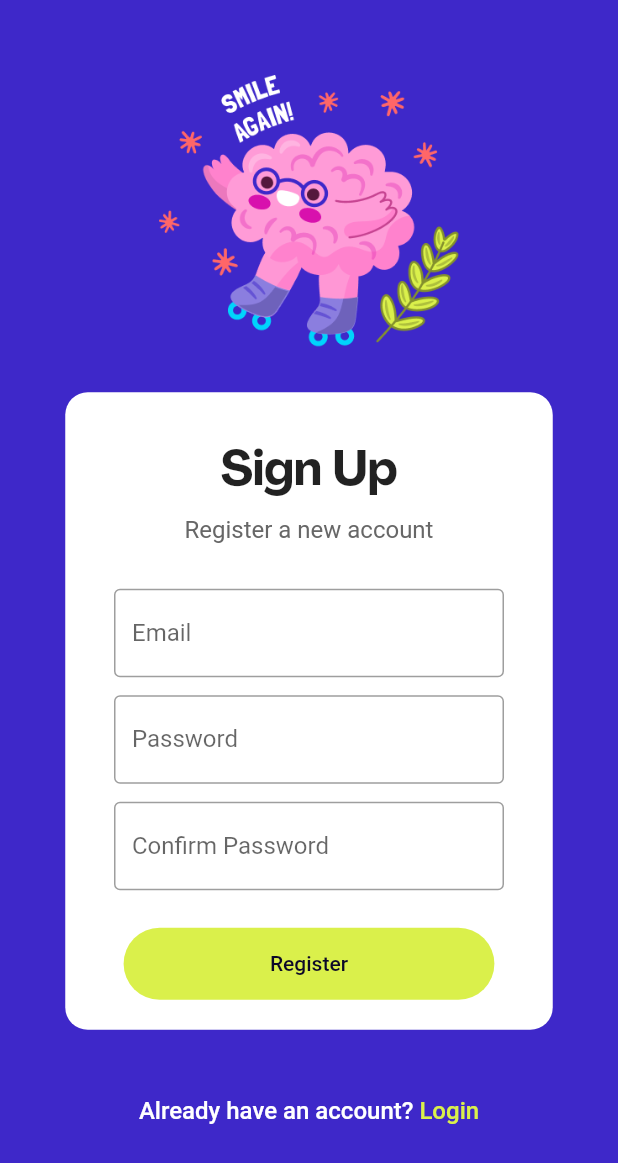
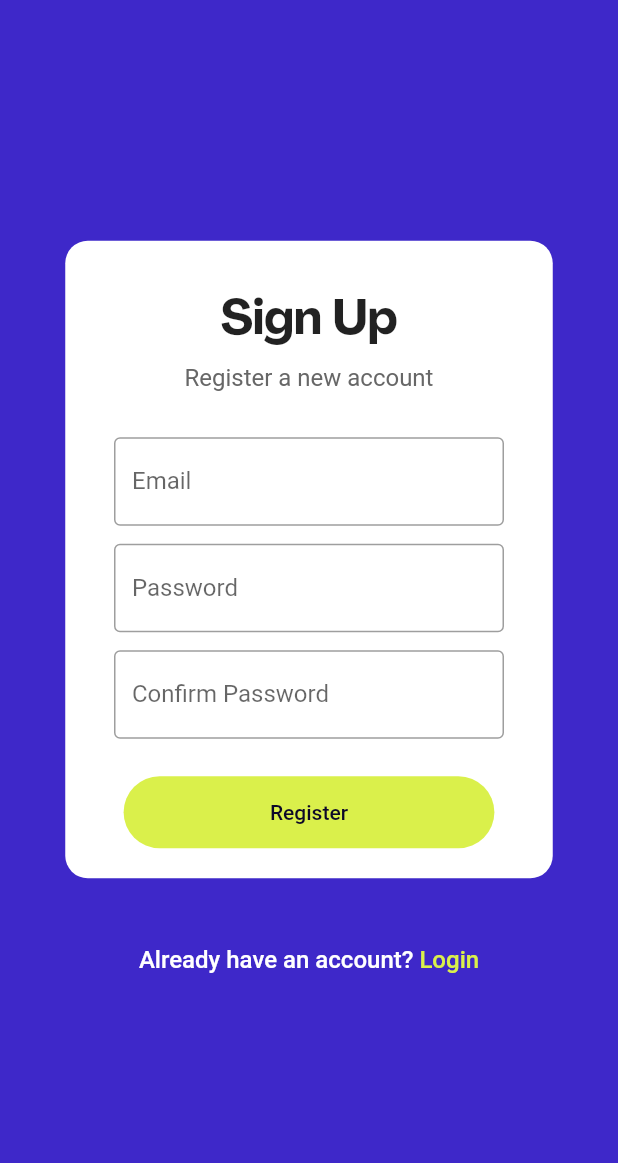
Before and after one commit to luisurruela/habitos, a Flutter app: the Login screen opened by its route, after a tap on "Register a new account", on a phone screen of 412 x 824 dp. Shown: the top 1163 px of the screen. Run offline on Flutter 3.47's test engine with Material 2 defaults, Android fonts, the phone set to English and light mode, and no system bars; our stand-ins replace cloud_firestore, firebase_auth, firebase_core, flutter_spinkit; missing offline and left inert: flutter_onboard, weekly_date_picker; accounts and stored records are empty.

Commit message:
Removed images from sign up and login page

```diff
--- a/lib/screens/account_type_screen.dart
+++ b/lib/screens/account_type_screen.dart
@@ -14,11 +14,14 @@ class AccountType extends StatelessWidget {
           height: height,
           width: width,
           decoration: AppTheme.backgroundGradient,
-          child: Center(
+          child: SafeArea(
             child: SingleChildScrollView(
               child: Column(
                 mainAxisAlignment: MainAxisAlignment.center,
                 children: [
+                  const SizedBox(
+                    height: 50,
+                  ),
                   SizedBox(
                     width: MediaQuery.of(context).size.width * 0.8,
                     child: const Text(
@@ -50,7 +53,7 @@ class AccountType extends StatelessWidget {
                   ),
                   Container(
                     width: MediaQuery.of(context).size.width * 0.9,
-                  height: 160,
+                    height: 130,
                     child: TextButton(
                       onPressed: () => Navigator.pushNamed(context, 'login'),
                       child: Column(
@@ -88,7 +91,7 @@ class AccountType extends StatelessWidget {
                   ),
                   Container(
                     width: MediaQuery.of(context).size.width * 0.9,
-                  height: 160,
+                    height: 130,
                     child: TextButton(
                         onPressed: () {},
                         child: Column(
@@ -121,7 +124,8 @@ class AccountType extends StatelessWidget {
                   ),
                 ],
               ),
-          )),
+            ),
+          ),
         ),
       ),
     );
--- a/lib/screens/add_kid.dart
+++ b/lib/screens/add_kid.dart
@@ -53,7 +53,7 @@ class _AddKidScreenState extends State<AddKidScreen> {
                       : null,
                 ),
                 const SizedBox(
-                  height: 50,
+                  height: 20,
                 ),
                 SizedBox(
                   width: width * 0.9,
--- a/lib/screens/signin_screen.dart
+++ b/lib/screens/signin_screen.dart
@@ -37,23 +37,11 @@ class _LoginState extends State<Login> {
                   width: width,
                   decoration: AppTheme.backgroundGradient,
                   child: SafeArea(
-                    child: SingleChildScrollView(
+                    child: Center(
                       child: Column(
                         mainAxisAlignment: MainAxisAlignment.center,
                         crossAxisAlignment: CrossAxisAlignment.center,
                         children: <Widget>[
-                          const SizedBox(
-                            height: 50,
-                          ),
-                          const SizedBox(
-                            width: 200,
-                            child: Image(
-                                image: AssetImage(
-                                    'assets/images/signing-image.png')),
-                          ),
-                          const SizedBox(
-                            height: 30,
-                          ),
                           Container(
                             width: 325,
                             decoration: const BoxDecoration(
--- a/lib/screens/signup_screen.dart
+++ b/lib/screens/signup_screen.dart
@@ -39,23 +39,11 @@ class _SignUpScreenState extends State<SignUpScreen> {
                     width: width,
                     decoration: AppTheme.backgroundGradient,
                     child: SafeArea(
-                      child: SingleChildScrollView(
+                      child: Center(
                         child: Column(
                           crossAxisAlignment: CrossAxisAlignment.center,
                           mainAxisAlignment: MainAxisAlignment.center,
                           children: <Widget>[
-                            const SizedBox(
-                              height: 50,
-                            ),
-                            const SizedBox(
-                              width: 200,
-                              child: Image(
-                                  image: AssetImage(
-                                      'assets/images/signup-image.png')),
-                            ),
-                            const SizedBox(
-                              height: 30,
-                            ),
                             Container(
                               width: 325,
                               decoration: const BoxDecoration(
```
Lines whose indentation alone changed are shown as unchanged.
